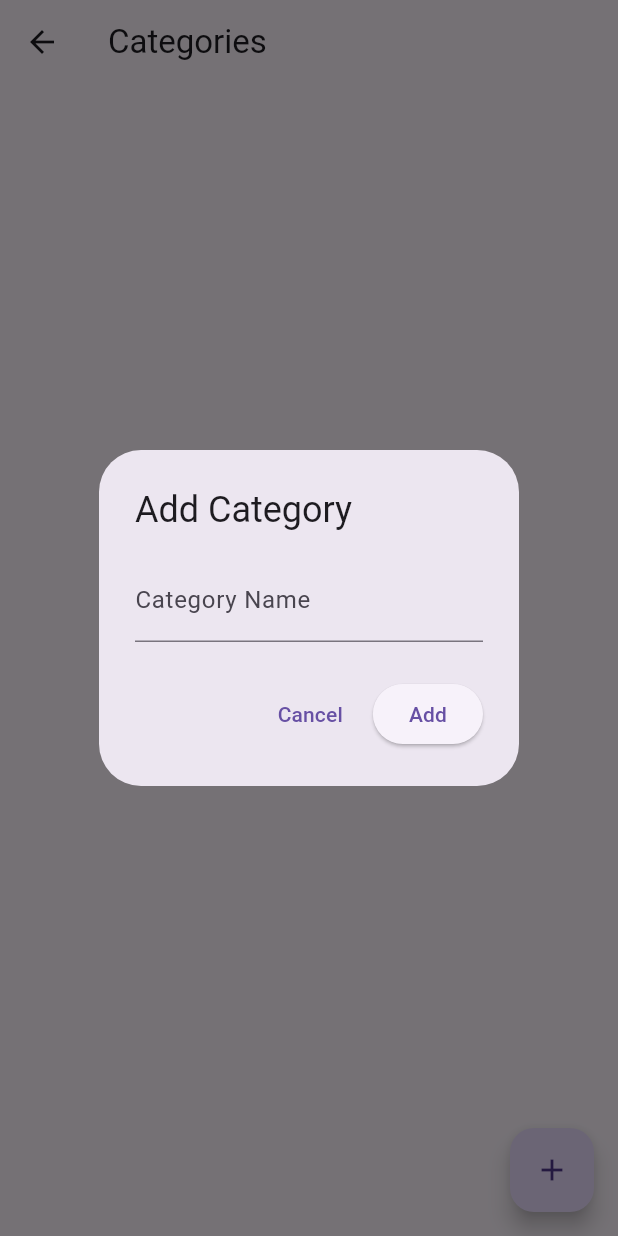
After one commit to isaurabhprakash/personal_finance_tracker, a Flutter app: the CategoriesScreen screen opened directly, after a tap on the "add" icon, on a phone screen of 412 x 824 dp. The commit adds this screen. Run offline on Flutter 3.47's test engine with Material 3 defaults, Android fonts, the phone set to English and light mode, and no system bars; our stand-ins replace sqflite; accounts and stored records are empty.

Commit message:
Create Basic Categories Screen

```diff
--- /dev/null
+++ b/lib/categories.dart
@@ -0,0 +1,105 @@
+import 'package:flutter/material.dart';
+import 'package:personal_finance_tracker/database_helper.dart';
+import 'entity.dart';
+
+class CategoriesScreen extends StatefulWidget {
+  @override
+  _CategoriesScreenState createState() => _CategoriesScreenState();
+}
+
+class _CategoriesScreenState extends State<CategoriesScreen> {
+  final _formKey = GlobalKey<FormState>();
+  String _name = '';
+  String _newCategoryName = '';
+  List<Category> _categories = [];
+
+  @override
+  void initState() {
+    super.initState();
+    _loadCategories();
+  }
+
+  Future<void> _loadCategories() async {
+    _categories = await DatabaseHelper().getCategories();
+    setState(() {});
+  }
+
+  Future<void> _addCategory() async {
+    if (_formKey.currentState!.validate()) {
+      _formKey.currentState!.save();
+      Category category = Category(
+        name: _newCategoryName,
+      );
+      await DatabaseHelper().insertCategory(category);
+      _loadCategories();
+      Navigator.pop(context);
+    }
+  }
+
+  void _showAddCategoryDialog() {
+    _newCategoryName = ''; // Reset category name when opening the dialog
+
+    showDialog(
+      context: context,
+      builder: (context) {
+        return AlertDialog(
+          title: const Text('Add Category'),
+          content: Form(
+            key: _formKey, // Keep the form key here
+            child: Column(
+              mainAxisSize: MainAxisSize.min,
+              children: [
+                TextFormField(
+                  decoration: const InputDecoration(labelText: 'Category Name'),
+                  validator: (value) => value!.isEmpty ? 'Enter a name' : null,
+                  onSaved: (value) =>
+                      _newCategoryName = value!, // Save input value
+                ),
+              ],
+            ),
+          ),
+          actions: [
+            TextButton(
+                onPressed: () => Navigator.pop(context), child: Text('Cancel')),
+            ElevatedButton(onPressed: _addCategory, child: Text('Add')),
+          ],
+        );
+      },
+    );
+  }
+
+  @override
+  Widget build(BuildContext context) {
+    return Scaffold(
+      appBar: AppBar(
+        title: Text('Categories'),
+      ),
+      body: ListView.builder(
+        itemCount: _categories.length,
+        itemBuilder: (context, index) {
+          final category = _categories[index];
+          return ListTile(
+            title: Text(category.name),
+            trailing: Row(
+              mainAxisSize: MainAxisSize.min,
+              children: [
+                IconButton(
+                    icon: Icon(Icons.edit),
+                    onPressed: () => {} //_showEditAccountDialog(account),
+                    ),
+                IconButton(
+                    icon: Icon(Icons.delete),
+                    onPressed: () => {} //_deleteBankAccount(account),
+                    ),
+              ],
+            ),
+          );
+        },
+      ),
+      floatingActionButton: FloatingActionButton(
+        onPressed: _showAddCategoryDialog,
+        child: Icon(Icons.add),
+      ),
+    );
+  }
+}
--- a/lib/dashboard.dart
+++ b/lib/dashboard.dart
@@ -2,6 +2,7 @@ import 'package:flutter/material.dart';
 import 'transaction_screen.dart'; // Import the transaction screen
 import 'package:intl/intl.dart'; // Import the intl package to format date
 import 'bank_accounts.dart'; // Import the Bank Accounts screen
+import 'categories.dart';
 
 class Dashboard extends StatelessWidget {
   @override
@@ -38,14 +39,14 @@ class Dashboard extends StatelessWidget {
               },
             ),
             ListTile(
-              leading: Icon(Icons.account_balance),
+              leading: Icon(Icons.category),
               title: Text('Categories'),
               onTap: () {
                 Navigator.push(
                   context,
                   MaterialPageRoute(
                       builder: (context) =>
-                          BankAccountsScreen()), // Navigate to Bank Accounts
+                          CategoriesScreen()), // Navigate to Bank Accounts
                 );
               },
             ),
--- a/lib/database_helper.dart
+++ b/lib/database_helper.dart
@@ -12,11 +12,12 @@ class DatabaseHelper {
 
   Future<Database> get database async {
     if (_database != null) return _database!;
-    _database = await _initDatabase();
+    _database = await _initDatabase(); // Corrected method name
     return _database!;
   }
 
   Future<Database> _initDatabase() async {
+    // Corrected method name
     String path = join(await getDatabasesPath(), 'finance.db');
     return await openDatabase(
       path,
@@ -49,6 +50,12 @@ class DatabaseHelper {
           description TEXT
         )
       ''');
+        await db.execute('''
+          CREATE TABLE categories (
+            id INTEGER PRIMARY KEY AUTOINCREMENT,
+            name TEXT
+          )
+        ''');
       },
     );
   }
@@ -85,6 +92,19 @@ class DatabaseHelper {
     });
   }
 
+  Future<void> insertCategory(Category category) async {
+    final db = await database;
+    await db.insert('categories', category.toMap());
+  }
+
+  Future<List<Category>> getCategories() async {
+    final db = await database;
+    final List<Map<String, dynamic>> maps = await db.query('categories');
+    return List.generate(maps.length, (i) {
+      return Category.fromMap(maps[i]);
+    }); // List.generate
+  }
+
   Future<Database> getDatabase() async {
     if (_database != null) return _database!;
     _database = await _initDatabase();
--- a/lib/entity.dart
+++ b/lib/entity.dart
@@ -34,6 +34,26 @@ class BankAccount {
   }
 }
 
+class Category {
+  String name;
+
+  Category({
+    required this.name,
+  });
+
+  Map<String, dynamic> toMap() {
+    return {
+      'name': name,
+    };
+  }
+
+  factory Category.fromMap(Map<String, dynamic> map) {
+    return Category(
+      name: map['name'],
+    );
+  }
+}
+
 class Entity {
   final int id;
   final String name;
```
